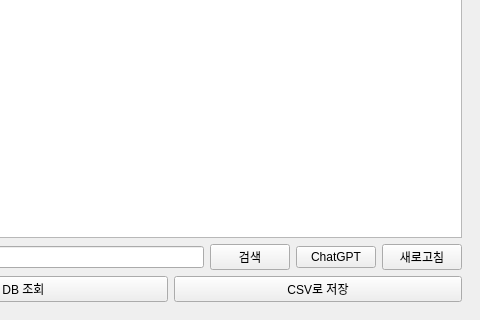
The window that MANAGER/source/BIGMACLAB_MANAGER_GUI.ui (yojun313/knpu) describes before a commit, drawn with Qt 5; both pictures show x 589 to 1069 and y 467 to 787 of the 1069 by 787 pixel window.
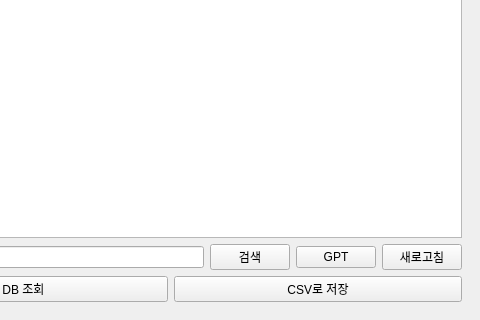
The same window after the commit.

```diff
--- a/MANAGER/source/BIGMACLAB_MANAGER_GUI.ui
+++ b/MANAGER/source/BIGMACLAB_MANAGER_GUI.ui
@@ -92,7 +92,7 @@
           <item>
            <widget class="QPushButton" name="database_chatgpt_button">
             <property name="text">
-             <string>ChatGPT</string>
+             <string>GPT</string>
             </property>
            </widget>
           </item>
```
